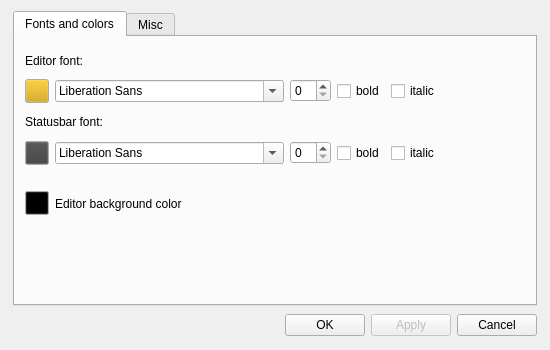
First picture: the form in ui/optionsdialog.ui, repository dbuksbaum/TextRoom, before the edit.
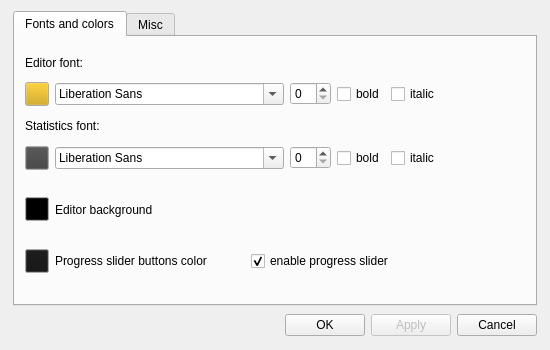
Second picture: the form after the edit.

Commit message: Added Progress slider option

```diff
--- a/ui/optionsdialog.ui
+++ b/ui/optionsdialog.ui
@@ -76,13 +76,13 @@
         <attribute name="title" >
          <string>Fonts and colors</string>
         </attribute>
-        <widget class="QWidget" name="layoutWidget" >
+        <widget class="QWidget" name="" >
          <property name="geometry" >
           <rect>
            <x>10</x>
-           <y>11</y>
+           <y>12</y>
            <width>415</width>
-           <height>168</height>
+           <height>224</height>
           </rect>
          </property>
          <layout class="QVBoxLayout" >
@@ -192,7 +192,7 @@
           <item>
            <widget class="QLabel" name="statusbarFontLabel" >
             <property name="text" >
-             <string>Statusbar font:</string>
+             <string>Statistics font:</string>
             </property>
            </widget>
           </item>
@@ -299,7 +299,7 @@
             </property>
             <property name="sizeHint" >
              <size>
-              <width>111</width>
+              <width>413</width>
               <height>20</height>
              </size>
             </property>
@@ -375,7 +375,112 @@
             <item>
              <widget class="QLabel" name="label" >
               <property name="text" >
-               <string>Editor background color</string>
+               <string>Editor background</string>
+              </property>
+             </widget>
+            </item>
+           </layout>
+          </item>
+          <item>
+           <spacer>
+            <property name="orientation" >
+             <enum>Qt::Vertical</enum>
+            </property>
+            <property name="sizeType" >
+             <enum>QSizePolicy::Fixed</enum>
+            </property>
+            <property name="sizeHint" >
+             <size>
+              <width>413</width>
+              <height>20</height>
+             </size>
+            </property>
+           </spacer>
+          </item>
+          <item>
+           <layout class="QHBoxLayout" >
+            <item>
+             <widget class="QPushButton" name="pbScrollBarColor" >
+              <property name="sizePolicy" >
+               <sizepolicy vsizetype="Fixed" hsizetype="Fixed" >
+                <horstretch>0</horstretch>
+                <verstretch>0</verstretch>
+               </sizepolicy>
+              </property>
+              <property name="minimumSize" >
+               <size>
+                <width>24</width>
+                <height>24</height>
+               </size>
+              </property>
+              <property name="maximumSize" >
+               <size>
+                <width>24</width>
+                <height>24</height>
+               </size>
+              </property>
+              <property name="palette" >
+               <palette>
+                <active>
+                 <colorrole role="Button" >
+                  <brush brushstyle="SolidPattern" >
+                   <color alpha="255" >
+                    <red>20</red>
+                    <green>20</green>
+                    <blue>20</blue>
+                   </color>
+                  </brush>
+                 </colorrole>
+                </active>
+                <inactive>
+                 <colorrole role="Button" >
+                  <brush brushstyle="SolidPattern" >
+                   <color alpha="255" >
+                    <red>20</red>
+                    <green>20</green>
+                    <blue>20</blue>
+                   </color>
+                  </brush>
+                 </colorrole>
+                </inactive>
+                <disabled>
+                 <colorrole role="Button" >
+                  <brush brushstyle="SolidPattern" >
+                   <color alpha="255" >
+                    <red>20</red>
+                    <green>20</green>
+                    <blue>20</blue>
+                   </color>
+                  </brush>
+                 </colorrole>
+                </disabled>
+               </palette>
+              </property>
+              <property name="toolTip" >
+               <string>Progress slider buttons color</string>
+              </property>
+              <property name="text" >
+               <string/>
+              </property>
+             </widget>
+            </item>
+            <item>
+             <widget class="QLabel" name="scrollBarColorLabel" >
+              <property name="enabled" >
+               <bool>true</bool>
+              </property>
+              <property name="text" >
+               <string>Progress slider buttons color</string>
+              </property>
+             </widget>
+            </item>
+            <item>
+             <widget class="QCheckBox" name="scrollBarCheckBox" >
+              <property name="text" >
+               <string>enable progress slider</string>
+              </property>
+              <property name="checked" >
+               <bool>true</bool>
               </property>
              </widget>
             </item>
@@ -388,7 +493,7 @@
         <attribute name="title" >
          <string>Misc</string>
         </attribute>
-        <widget class="QWidget" name="" >
+        <widget class="QWidget" name="layoutWidget" >
          <property name="geometry" >
           <rect>
            <x>10</x>
```
Left out of the diff: 12 changed lines with no effect on the pictures. The commit also changes 9 other files.
